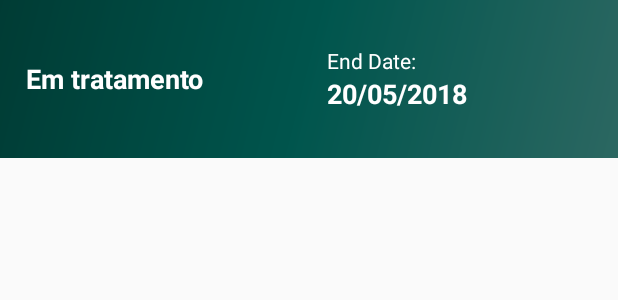
After one commit to PieterAp/TeSP-PSI-PL2-07---App-Android, an Android app: the layout activity_reparacao_item.xml on its own in the app's theme, with its tools: preview values and no code run, on a phone screen of 412 x 824 dp. The commit adds this screen. Shown: the top 300 px of the screen. Run offline under Robolectric (Android 15) with nearby library versions, the light colour scheme and no system bars; network calls fail.

Commit message:
Reparações

```diff
--- a/FixByte/app/src/main/java/pt/ipleiria/estg/dei/amsi/fixbyte/listeners/FixByteListener.java
+++ b/FixByte/app/src/main/java/pt/ipleiria/estg/dei/amsi/fixbyte/listeners/FixByteListener.java
@@ -7,6 +7,7 @@ import pt.ipleiria.estg.dei.amsi.fixbyte.modelo.Categoria;
 import pt.ipleiria.estg.dei.amsi.fixbyte.modelo.CategoriaChild;
 import pt.ipleiria.estg.dei.amsi.fixbyte.modelo.Produto;
 import pt.ipleiria.estg.dei.amsi.fixbyte.modelo.ProdutoCampanha;
+import pt.ipleiria.estg.dei.amsi.fixbyte.modelo.Reparacao;
 import pt.ipleiria.estg.dei.amsi.fixbyte.modelo.User;
 
 public interface FixByteListener {
@@ -21,4 +22,7 @@ public interface FixByteListener {
 
     void onRefreshListaProdutos(ArrayList<Produto> listaProdutos);
     void onUpdateListaProdutosBD (Produto produto, int operacao);
+
+    void onRefreshListaReparacoes(ArrayList<Reparacao> listaReparacoes);
+    void onUpdateListaReparacoesBD (Reparacao reparacao, int operacao);
 }
--- a/FixByte/app/src/main/res/drawable-v21/ic_menu_manage.xml
+++ b/FixByte/app/src/main/res/drawable-v21/ic_menu_manage.xml
@@ -4,6 +4,6 @@
     android:viewportWidth="24.0"
     android:viewportHeight="24.0">
     <path
-        android:fillColor="#FF000000"
+        android:fillColor="#96333333"
         android:pathData="M22.7,19l-9.1,-9.1c0.9,-2.3 0.4,-5 -1.5,-6.9 -2,-2 -5,-2.4 -7.4,-1.3L9,6 6,9 1.6,4.7C0.4,7.1 0.9,10.1 2.9,12.1c1.9,1.9 4.6,2.4 6.9,1.5l9.1,9.1c0.4,0.4 1,0.4 1.4,0l2.3,-2.3c0.5,-0.4 0.5,-1.1 0.1,-1.4z" />
 </vector>
--- /dev/null
+++ b/FixByte/app/src/main/res/drawable/ic_bug_report_black_24dp.xml
@@ -0,0 +1,5 @@
+<vector android:alpha="0.51" android:height="24dp"
+    android:viewportHeight="24.0" android:viewportWidth="24.0"
+    android:width="24dp" xmlns:android="http://schemas.android.com/apk/res/android">
+    <path android:fillColor="#FF000000" android:pathData="M20,8h-2.81c-0.45,-0.78 -1.07,-1.45 -1.82,-1.96L17,4.41 15.59,3l-2.17,2.17C12.96,5.06 12.49,5 12,5c-0.49,0 -0.96,0.06 -1.41,0.17L8.41,3 7,4.41l1.62,1.63C7.88,6.55 7.26,7.22 6.81,8L4,8v2h2.09c-0.05,0.33 -0.09,0.66 -0.09,1v1L4,12v2h2v1c0,0.34 0.04,0.67 0.09,1L4,16v2h2.81c1.04,1.79 2.97,3 5.19,3s4.15,-1.21 5.19,-3L20,18v-2h-2.09c0.05,-0.33 0.09,-0.66 0.09,-1v-1h2v-2h-2v-1c0,-0.34 -0.04,-0.67 -0.09,-1L20,10L20,8zM14,16h-4v-2h4v2zM14,12h-4v-2h4v2z"/>
+</vector>
--- a/FixByte/app/src/main/res/layout/activity_product_item.xml
+++ b/FixByte/app/src/main/res/layout/activity_product_item.xml
@@ -32,7 +32,7 @@
 
                 <TextView
                     android:id="@+id/textViewNomeProduto"
-                    android:layout_width="wrap_content"
+                    android:layout_width="0dp"
                     android:layout_height="wrap_content"
                     android:layout_weight="8"
                     android:paddingLeft="26px"
@@ -47,7 +47,7 @@
 
                 <TextView
                     android:id="@+id/textViewPrecoProduto"
-                    android:layout_width="wrap_content"
+                    android:layout_width="0dp"
                     android:layout_height="wrap_content"
                     android:layout_weight="2"
                     android:text="500€"
--- /dev/null
+++ b/FixByte/app/src/main/res/layout/activity_reparacao_item.xml
@@ -0,0 +1,93 @@
+<?xml version="1.0" encoding="utf-8"?>
+<LinearLayout xmlns:android="http://schemas.android.com/apk/res/android"
+xmlns:app="http://schemas.android.com/apk/res-auto"
+xmlns:tools="http://schemas.android.com/tools"
+android:layout_width="match_parent"
+android:layout_height="wrap_content"
+android:orientation="vertical">
+
+<LinearLayout
+    android:layout_width="match_parent"
+    android:layout_height="wrap_content"
+    android:layout_weight="1"
+    android:orientation="vertical">
+
+    <FrameLayout
+        android:layout_width="match_parent"
+        android:layout_height="match_parent"
+        android:layout_weight="1">
+
+        <ImageView
+            android:id="@+id/imageView4"
+            android:layout_width="match_parent"
+            android:layout_height="match_parent"
+            android:layout_weight="1"
+            android:scaleType="fitCenter"
+            app:srcCompat="@drawable/side_nav_bar" />
+
+        <LinearLayout
+            android:layout_width="match_parent"
+            android:layout_height="match_parent"
+            android:layout_weight="1"
+            android:background="#6F000000"
+            android:gravity="center_vertical"
+            android:orientation="vertical"
+            android:paddingLeft="26px"
+            android:paddingTop="46px"
+            android:paddingRight="26px"
+            android:paddingBottom="46px"
+            android:tint="#6F000000"
+            android:weightSum="2">
+
+            <LinearLayout
+                android:layout_width="match_parent"
+                android:layout_height="wrap_content"
+                android:layout_weight="1"
+                android:gravity="center_vertical"
+                android:orientation="horizontal"
+                android:weightSum="2">
+
+                <TextView
+                    android:id="@+id/textViewEstado"
+                    android:layout_width="wrap_content"
+                    android:layout_height="wrap_content"
+                    android:layout_weight="1"
+                    android:text="Em tratamento"
+                    android:textColor="@android:color/white"
+                    android:textSize="18sp"
+                    android:textStyle="bold" />
+
+                <LinearLayout
+                    android:layout_width="wrap_content"
+                    android:layout_height="wrap_content"
+                    android:layout_weight="1"
+                    android:orientation="vertical">
+
+                    <TextView
+                        android:id="@+id/textView5"
+                        android:layout_width="match_parent"
+                        android:layout_height="wrap_content"
+                        android:layout_weight="1"
+                        android:text="End Date:"
+                        android:textColor="@android:color/white" />
+
+                    <TextView
+                        android:id="@+id/textViewDataFim"
+                        android:layout_width="wrap_content"
+                        android:layout_height="wrap_content"
+                        android:layout_weight="1"
+                        android:text="20/05/2018"
+                        android:textAlignment="textEnd"
+                        android:textColor="@android:color/white"
+                        android:textSize="18sp"
+                        android:textStyle="bold" />
+                </LinearLayout>
+
+            </LinearLayout>
+
+        </LinearLayout>
+    </FrameLayout>
+
+</LinearLayout>
+
+</LinearLayout>
--- a/FixByte/app/src/main/res/menu/menu_multi_item.xml
+++ b/FixByte/app/src/main/res/menu/menu_multi_item.xml
@@ -14,5 +14,9 @@
         android:title="Cart"
         app:showAsAction="always" />
 
-
+    <item
+        android:id="@+id/itemRepair"
+        android:icon="@drawable/ic_menu_manage"
+        android:title="Cart"
+        app:showAsAction="always" />
 </menu>
```
Also changed, not shown: FixByte/app/src/main/AndroidManifest.xml (+5 -8 lines), FixByte/app/src/main/java/pt/ipleiria/estg/dei/amsi/fixbyte/CategoriesChildFragment.java (+11 -0 lines), FixByte/app/src/main/java/pt/ipleiria/estg/dei/amsi/fixbyte/CategoriesFragment.java (+11 -0 lines), FixByte/app/src/main/java/pt/ipleiria/estg/dei/amsi/fixbyte/ComprasFragment.java (+11 -0 lines), FixByte/app/src/main/java/pt/ipleiria/estg/dei/amsi/fixbyte/HomeActivity.java (+17 -0 lines), FixByte/app/src/main/java/pt/ipleiria/estg/dei/amsi/fixbyte/HomeFragment.java (+11 -0 lines), FixByte/app/src/main/java/pt/ipleiria/estg/dei/amsi/fixbyte/ListaCampanhasActivity.java (+11 -0 lines), FixByte/app/src/main/java/pt/ipleiria/estg/dei/amsi/fixbyte/ProdutoFragment.java (+11 -0 lines), FixByte/app/src/main/java/pt/ipleiria/estg/dei/amsi/fixbyte/ReparacaoListActivity.java (added, +119 -0 lines), FixByte/app/src/main/java/pt/ipleiria/estg/dei/amsi/fixbyte/adaptadores/ListaReparacaoAdaptador.java (added, +90 -0 lines), FixByte/app/src/main/java/pt/ipleiria/estg/dei/amsi/fixbyte/modelo/FixByteBDHelper.java (+94 -1 lines), FixByte/app/src/main/java/pt/ipleiria/estg/dei/amsi/fixbyte/modelo/FixByteSingleton.java (+85 -1 lines), FixByte/app/src/main/java/pt/ipleiria/estg/dei/amsi/fixbyte/utils/FixByteJsonParser.java (+32 -0 lines), FixByte/app/src/main/res/layout/activity_reparacao_list.xml (added, +33 -0 lines).
